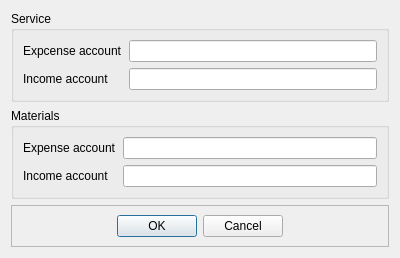
First picture: the form in Forms/armsoftexportoptions.ui, repository End1-1/Cafe5, before the edit.
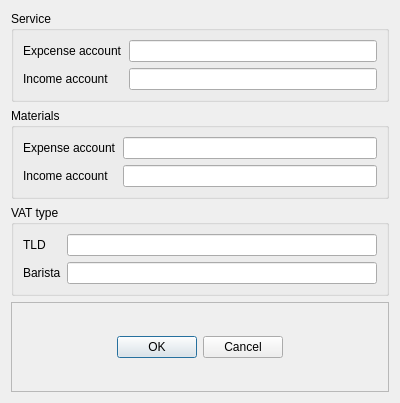
Second picture: the form after the edit.

Diff of the .ui file:
```diff
--- a/Forms/armsoftexportoptions.ui
+++ b/Forms/armsoftexportoptions.ui
@@ -7,7 +7,7 @@
     <x>0</x>
     <y>0</y>
     <width>400</width>
-    <height>231</height>
+    <height>403</height>
    </rect>
   </property>
   <property name="windowTitle">
@@ -72,6 +72,35 @@
      </layout>
     </widget>
    </item>
+   <item>
+    <widget class="QGroupBox" name="groupBox_3">
+     <property name="title">
+      <string>VAT type</string>
+     </property>
+     <layout class="QGridLayout" name="gridLayout">
+      <item row="1" column="1">
+       <widget class="QLineEdit" name="leVATTypeb"/>
+      </item>
+      <item row="0" column="1">
+       <widget class="QLineEdit" name="leVATTypet"/>
+      </item>
+      <item row="0" column="0">
+       <widget class="QLabel" name="label_5">
+        <property name="text">
+         <string>TLD</string>
+        </property>
+       </widget>
+      </item>
+      <item row="1" column="0">
+       <widget class="QLabel" name="label_6">
+        <property name="text">
+         <string>Barista</string>
+        </property>
+       </widget>
+      </item>
+     </layout>
+    </widget>
+   </item>
    <item>
     <widget class="QFrame" name="frame">
      <property name="frameShape">
```
Left out of the diff: 8 changed lines with no effect on the pictures.
